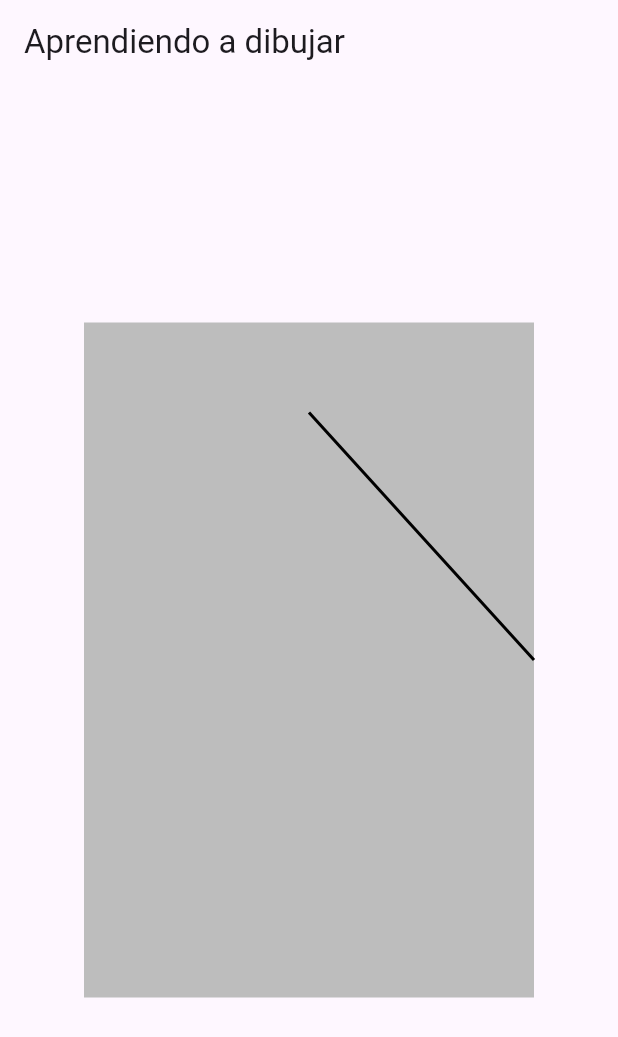
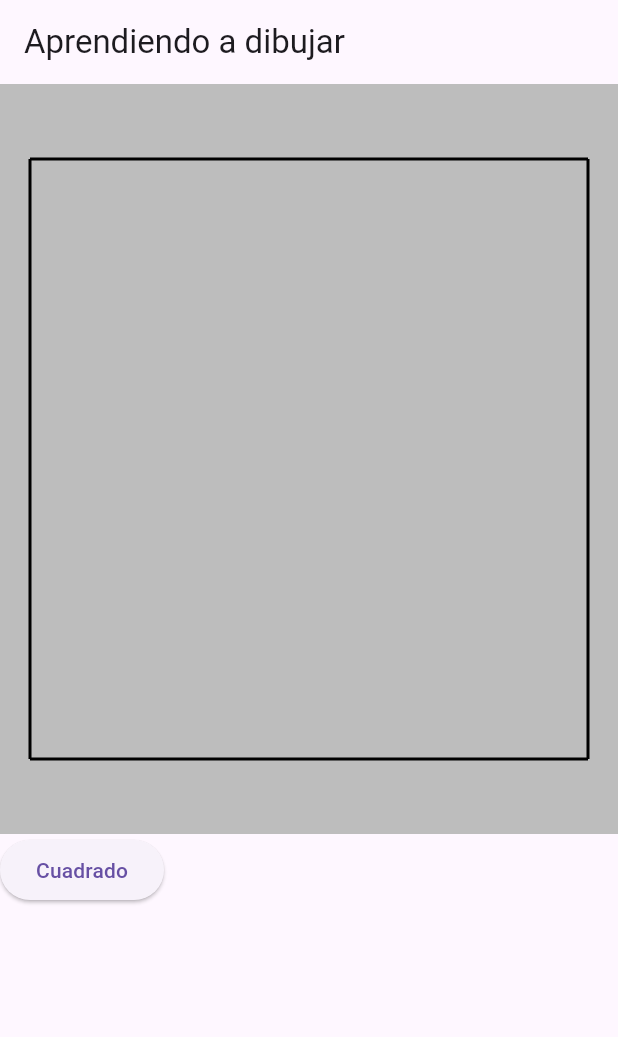
Before and after one commit to IGerardoJR/flutter_aprendiendo_dibujar, a Flutter app: the screen it shows after launch, on a phone screen of 412 x 824 dp. Shown: the top 1037 px of the screen. Run offline on Flutter 3.47's test engine with Material 3 defaults, Android fonts, the phone set to English and light mode, and no system bars.

Commit message:
Dibujo de cuadrado owo

```diff
--- a/lib/main.dart
+++ b/lib/main.dart
@@ -14,6 +14,8 @@ class DibujarApp extends StatefulWidget {
 }
 
 class _DibujarAppState extends State<DibujarApp> {
+  int indice = 0;
+  List<CustomPainter> _listaDibujos = [CuadradoPainter()];
   @override
   Widget build(BuildContext context) {
     return MaterialApp(
@@ -21,19 +23,38 @@ class _DibujarAppState extends State<DibujarApp> {
         appBar: AppBar(
             centerTitle: false, title: const Text('Aprendiendo a dibujar')),
         body: Center(
-            child: Container(
-          color: Colors.grey.shade400,
-          child: CustomPaint(
-            painter: MasterPainter(),
-            size: Size(300, 450),
-          ),
+            child: Column(
+          children: [
+            Container(
+              color: Colors.grey.shade400,
+              child: CustomPaint(
+                painter: _listaDibujos[indice],
+                size: Size(500, 500),
+              ),
+            ),
+            Row(
+              children: [
+                dibujarCuadrado(),
+              ],
+            )
+          ],
         )),
       ),
     );
   }
+
+  Widget dibujarCuadrado() {
+    return ElevatedButton(
+        onPressed: () => {
+              setState(() {
+                indice = 0;
+              })
+            },
+        child: Text('Cuadrado'));
+  }
 }
 
-class MasterPainter extends CustomPainter {
+class CuadradoPainter extends CustomPainter {
   @override
   void paint(Canvas canvas, Size size) {
     // TODO: implement paint
@@ -43,8 +64,12 @@ class MasterPainter extends CustomPainter {
     // canvas.drawLine(Offset.zero, Offset(size.width, size.height), paint);
 
     // Donde empieza \ Donde termina
-    canvas.drawLine(
-        Offset(size.width, size.height / 2), Offset(size.width / 2, 60), paint);
+    canvas.drawLine(Offset(20, 50), Offset(size.width - 20, 50), paint); // -
+    canvas.drawLine(Offset(20, 50), Offset(20, size.height - 50), paint); // |
+    canvas.drawLine(Offset(20, size.height - 50),
+        Offset(size.width - 20, size.height - 50), paint); // _
+    canvas.drawLine(Offset(size.width - 20, 50),
+        Offset(size.width - 20, size.height - 50), paint); // |
   }
 
   @override
```
Also changed, not shown: 1 other file.
